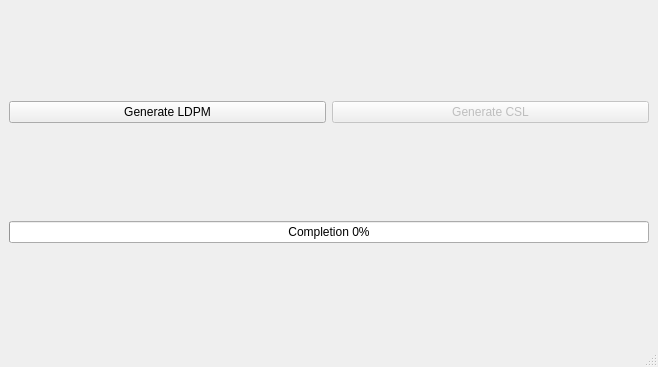
First picture: the form in freecad/chronoConcrete/gui/ui/generation.ui, repository Concrete-Chrono-Development/chrono-preprocessor, before the edit.
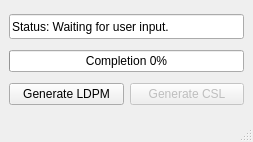
Second picture: the form after the edit.

Patch:
```diff
--- a/freecad/chronoConcrete/gui/ui/generation.ui
+++ b/freecad/chronoConcrete/gui/ui/generation.ui
@@ -6,12 +6,12 @@
    <rect>
     <x>0</x>
     <y>0</y>
-    <width>658</width>
-    <height>367</height>
+    <width>253</width>
+    <height>142</height>
    </rect>
   </property>
   <property name="sizePolicy">
-   <sizepolicy hsizetype="Expanding" vsizetype="Fixed">
+   <sizepolicy hsizetype="Expanding" vsizetype="Minimum">
     <horstretch>0</horstretch>
     <verstretch>0</verstretch>
    </sizepolicy>
@@ -19,7 +19,7 @@
   <property name="minimumSize">
    <size>
     <width>0</width>
-    <height>82</height>
+    <height>0</height>
    </size>
   </property>
   <property name="windowTitle">
@@ -27,14 +27,63 @@
   </property>
   <widget class="QWidget" name="centralwidget">
    <property name="sizePolicy">
-    <sizepolicy hsizetype="Expanding" vsizetype="Minimum">
+    <sizepolicy hsizetype="Expanding" vsizetype="MinimumExpanding">
      <horstretch>0</horstretch>
      <verstretch>0</verstretch>
     </sizepolicy>
    </property>
+   <property name="minimumSize">
+    <size>
+     <width>0</width>
+     <height>0</height>
+    </size>
+   </property>
    <layout class="QGridLayout" name="gridLayout">
-    <item row="0" column="0">
+    <property name="verticalSpacing">
+     <number>6</number>
+    </property>
+    <item row="1" column="0">
+     <widget class="QLineEdit" name="statusWindow">
+      <property name="enabled">
+       <bool>true</bool>
+      </property>
+      <property name="sizePolicy">
+       <sizepolicy hsizetype="Expanding" vsizetype="MinimumExpanding">
+        <horstretch>0</horstretch>
+        <verstretch>0</verstretch>
+       </sizepolicy>
+      </property>
+      <property name="minimumSize">
+       <size>
+        <width>0</width>
+        <height>25</height>
+       </size>
+      </property>
+      <property name="maximumSize">
+       <size>
+        <width>16777215</width>
+        <height>25</height>
+       </size>
+      </property>
+      <property name="cursor">
+       <cursorShape>BlankCursor</cursorShape>
+      </property>
+      <property name="text">
+       <string>Status: Waiting for user input.</string>
+      </property>
+      <property name="frame">
+       <bool>true</bool>
+      </property>
+      <property name="readOnly">
+       <bool>true</bool>
+      </property>
+     </widget>
+    </item>
+    <item row="3" column="0">
      <layout class="QHBoxLayout" name="horizontalLayout">
+      <property name="sizeConstraint">
+       <enum>QLayout::SetDefaultConstraint</enum>
+      </property>
       <item>
        <widget class="QPushButton" name="generateLDPM">
         <property name="sizePolicy">
@@ -84,7 +133,7 @@
       </item>
      </layout>
     </item>
-    <item row="1" column="0">
+    <item row="2" column="0">
      <widget class="QProgressBar" name="progressBar">
       <property name="sizePolicy">
        <sizepolicy hsizetype="Expanding" vsizetype="Fixed">
```
Left out of the diff: 2 changed lines with no effect on the pictures.
